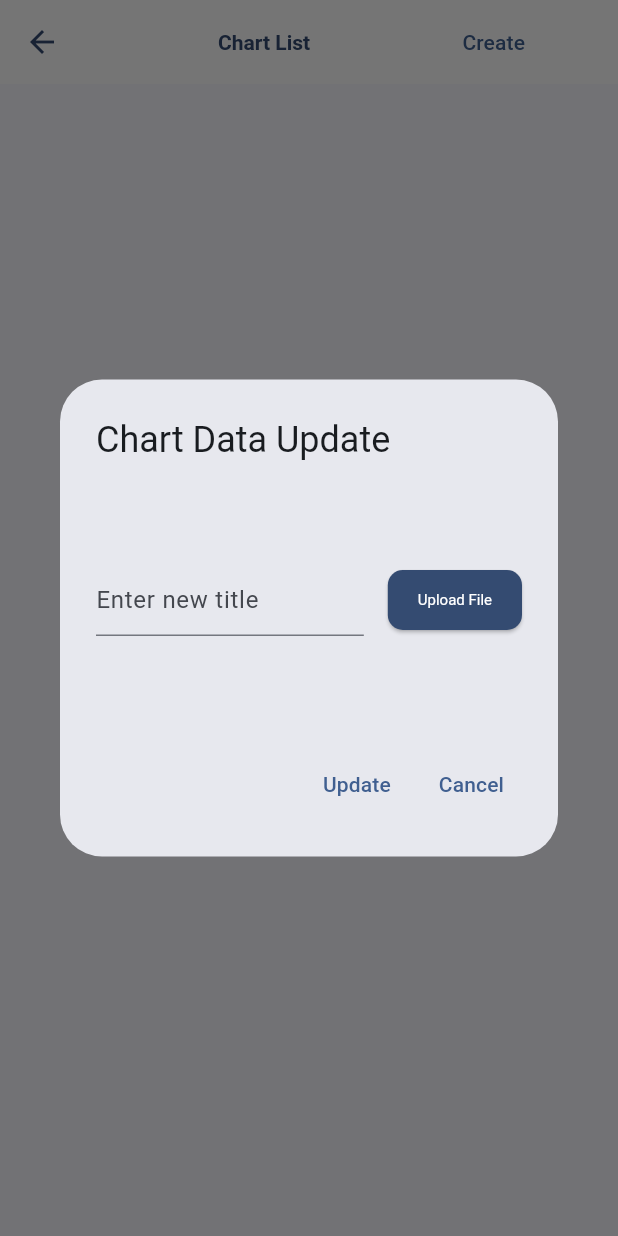
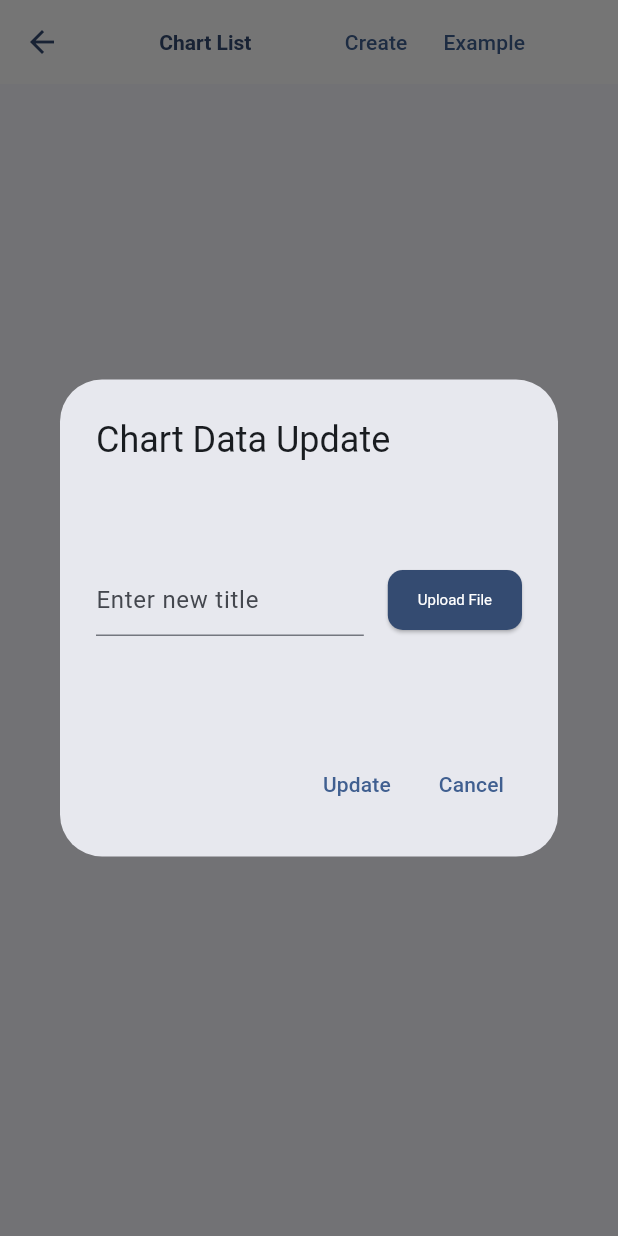
Before and after one commit to hiblue02/stock-timeline, a Flutter app: the ChartsListPage screen opened directly, after a tap on "Create", on a phone screen of 412 x 824 dp. Run offline on Flutter 3.47's test engine with Material 3 defaults, Android fonts, the phone set to English and light mode, and no system bars; our stand-ins replace file_picker, syncfusion_flutter_charts; missing offline and left inert: excel; network calls fail.

Commit message:
신규: 차트-목록조회-서버api를-연결한다

```diff
--- a/stock-timeline-ui/lib/chart_list.dart
+++ b/stock-timeline-ui/lib/chart_list.dart
@@ -34,8 +34,7 @@ class _ChartsListPageState extends State<ChartsListPage> {
           }
           if (!snapshot.hasData || snapshot.data!.isEmpty) {
             return const Center(child: Text('차트가 없습니다.'));
-          }
-          else {
+          } else {
             final rowData = snapshot.data!;
             final DataTable dataTable = DataTable(
               headingTextStyle: const TextStyle(
@@ -98,13 +97,18 @@ class _ChartsListPageState extends State<ChartsListPage> {
         appBar: AppBar(
           title: const Center(child: Text('Chart List')),
           actions: [
-            Container(
-                alignment: Alignment.centerRight,
-                child: TextButton(
-                    onPressed: () {
-                      edit(context, null);
-                    },
-                    child: const Text("Create"))),
+            Row(children: [
+              TextButton(
+                  onPressed: () {
+                    edit(context, null);
+                  },
+                  child: const Text("Create")),
+              TextButton(
+                  onPressed: () {
+                    downloadExample();
+                  },
+                  child: const Text("Example")),
+            ]),
             const SizedBox(width: 50),
           ],
         ),
```
Also changed, not shown: stock-timeline-ui/lib/model/server_api.dart (+28 -1 lines), 1 other file.
